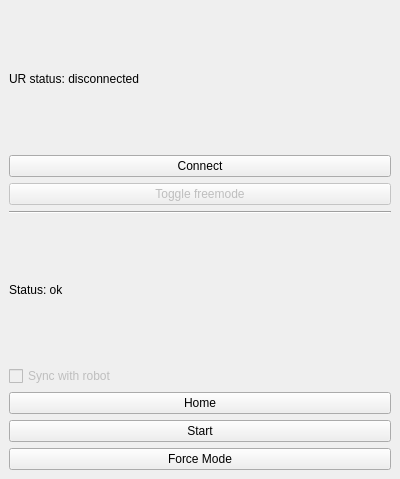
Before: the Qt Designer form plugin/src/EITPlugin.ui in sampuka/eit_project, drawn with Qt 5.
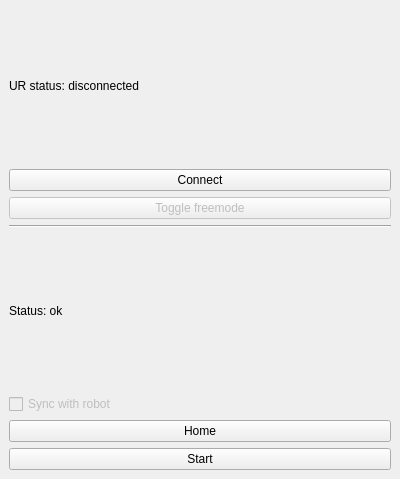
After: the same form once the commit is applied.

Commit message: Added function for applying force, need to test on real robot

The edit to the form file:
```diff
--- a/plugin/src/EITPlugin.ui
+++ b/plugin/src/EITPlugin.ui
@@ -86,13 +86,6 @@
       </property>
      </widget>
     </item>
-    <item>
-     <widget class="QPushButton" name="ui_button_forcemode">
-      <property name="text">
-       <string>Force Mode</string>
-      </property>
-     </widget>
-    </item>
    </layout>
   </widget>
  </widget>
```
The commit also changes 2 other files.
